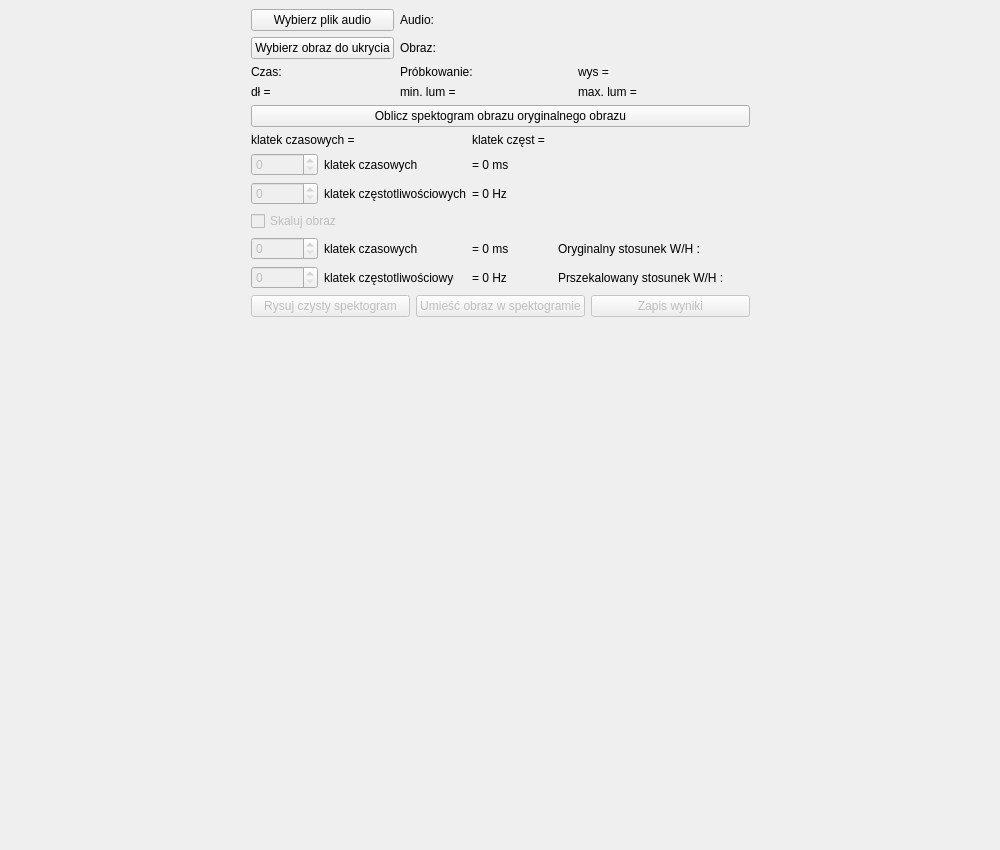
This is MainWindow.ui in Groundy/Studia_ProjektTO as Qt 5 draws it before an edit. The edited form follows.
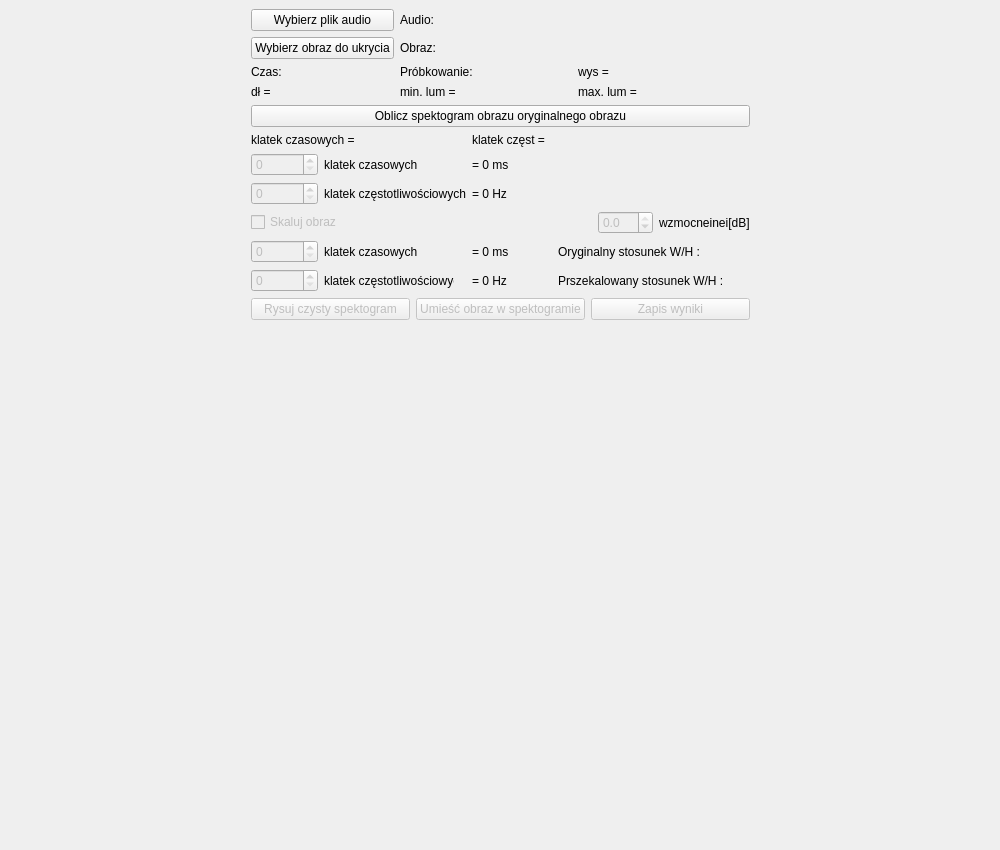
This is the edited form.

Commit message:
dodanie funkcji regulujacej poziom mocy nanoszonego obrazu
dodanie funkcji regulujacej poziom mocy nanoszonego obrazu

Patch:
```diff
--- a/MainWindow.ui
+++ b/MainWindow.ui
@@ -62,63 +62,6 @@
       </item>
       <item row="3" column="1">
        <layout class="QGridLayout" name="gridLayout_5">
-        <item row="7" column="3" colspan="3">
-         <widget class="QLabel" name="calculatedFreqToUse">
-          <property name="text">
-           <string>= 0 Hz</string>
-          </property>
-         </widget>
-        </item>
-        <item row="7" column="0">
-         <widget class="QSpinBox" name="imgDurationSpinBox_F">
-          <property name="enabled">
-           <bool>false</bool>
-          </property>
-          <property name="maximum">
-           <number>999999999</number>
-          </property>
-         </widget>
-        </item>
-        <item row="3" column="0">
-         <widget class="QSpinBox" name="startImgSpinBox_T">
-          <property name="enabled">
-           <bool>false</bool>
-          </property>
-          <property name="maximum">
-           <number>999999999</number>
-          </property>
-         </widget>
-        </item>
-        <item row="7" column="1" colspan="2">
-         <widget class="QLabel" name="constLabel2">
-          <property name="maximumSize">
-           <size>
-            <width>130</width>
-            <height>16777215</height>
-           </size>
-          </property>
-          <property name="text">
-           <string>klatek częstotliwościowych</string>
-          </property>
-         </widget>
-        </item>
-        <item row="4" column="0">
-         <widget class="QSpinBox" name="startImgSpinBox_F">
-          <property name="enabled">
-           <bool>false</bool>
-          </property>
-          <property name="maximum">
-           <number>999999999</number>
-          </property>
-         </widget>
-        </item>
-        <item row="6" column="3" colspan="3">
-         <widget class="QLabel" name="calculatedTimeToUse">
-          <property name="text">
-           <string>= 0 ms</string>
-          </property>
-         </widget>
-        </item>
         <item row="4" column="1" colspan="2">
          <widget class="QLabel" name="constLabel4">
           <property name="text">
@@ -126,8 +69,22 @@
           </property>
          </widget>
         </item>
-        <item row="6" column="0">
-         <widget class="QSpinBox" name="imgDurationSpinBox_T">
+        <item row="2" column="3" colspan="4">
+         <widget class="QLabel" name="totalFreqFramesLabel">
+          <property name="text">
+           <string>klatek częst = </string>
+          </property>
+         </widget>
+        </item>
+        <item row="4" column="3" colspan="4">
+         <widget class="QLabel" name="calculatedFreqToStart">
+          <property name="text">
+           <string>= 0 Hz</string>
+          </property>
+         </widget>
+        </item>
+        <item row="3" column="0">
+         <widget class="QSpinBox" name="startImgSpinBox_T">
           <property name="enabled">
            <bool>false</bool>
           </property>
@@ -143,40 +100,41 @@
           </property>
          </widget>
         </item>
-        <item row="6" column="1" colspan="2">
-         <widget class="QLabel" name="constLabel1">
-          <property name="maximumSize">
-           <size>
-            <width>130</width>
-            <height>16777215</height>
-           </size>
+        <item row="9" column="0">
+         <widget class="QSpinBox" name="imgDurationSpinBox_F">
+          <property name="enabled">
+           <bool>false</bool>
           </property>
+          <property name="maximum">
+           <number>999999999</number>
+          </property>
+         </widget>
+        </item>
+        <item row="2" column="0" colspan="3">
+         <widget class="QLabel" name="totalTimeFramesLabel">
           <property name="text">
-           <string>klatek czasowych</string>
+           <string>klatek czasowych = </string>
           </property>
          </widget>
         </item>
-        <item row="6" column="6">
+        <item row="8" column="3" colspan="3">
+         <widget class="QLabel" name="calculatedTimeToUse">
+          <property name="text">
+           <string>= 0 ms</string>
+          </property>
+         </widget>
+        </item>
+        <item row="8" column="6">
          <widget class="QLabel" name="WToHRatioLabel_org">
           <property name="text">
            <string>Oryginalny stosunek W/H : </string>
           </property>
          </widget>
         </item>
-        <item row="5" column="0" colspan="7">
-         <widget class="QCheckBox" name="scalingChekbox">
-          <property name="enabled">
-           <bool>false</bool>
-          </property>
+        <item row="9" column="6">
+         <widget class="QLabel" name="WToHRatioLabel_mod">
           <property name="text">
-           <string>Skaluj obraz</string>
-          </property>
-         </widget>
-        </item>
-        <item row="4" column="3" colspan="4">
-         <widget class="QLabel" name="calculatedFreqToStart">
-          <property name="text">
-           <string>= 0 Hz</string>
+           <string>Prszekalowany stosunek W/H :        </string>
           </property>
          </widget>
         </item>
@@ -194,21 +152,50 @@
           </property>
          </widget>
         </item>
-        <item row="2" column="0" colspan="3">
-         <widget class="QLabel" name="totalTimeFramesLabel">
+        <item row="9" column="3" colspan="3">
+         <widget class="QLabel" name="calculatedFreqToUse">
           <property name="text">
-           <string>klatek czasowych = </string>
+           <string>= 0 Hz</string>
           </property>
          </widget>
         </item>
-        <item row="2" column="3" colspan="4">
-         <widget class="QLabel" name="totalFreqFramesLabel">
+        <item row="8" column="1" colspan="2">
+         <widget class="QLabel" name="constLabel1">
+          <property name="maximumSize">
+           <size>
+            <width>130</width>
+            <height>16777215</height>
+           </size>
+          </property>
           <property name="text">
-           <string>klatek częst = </string>
+           <string>klatek czasowych</string>
           </property>
          </widget>
         </item>
-        <item row="8" column="0" colspan="7">
+        <item row="9" column="1" colspan="2">
+         <widget class="QLabel" name="constLabel2">
+          <property name="maximumSize">
+           <size>
+            <width>130</width>
+            <height>16777215</height>
+           </size>
+          </property>
+          <property name="text">
+           <string>klatek częstotliwościowych</string>
+          </property>
+         </widget>
+        </item>
+        <item row="4" column="0">
+         <widget class="QSpinBox" name="startImgSpinBox_F">
+          <property name="enabled">
+           <bool>false</bool>
+          </property>
+          <property name="maximum">
+           <number>999999999</number>
+          </property>
+         </widget>
+        </item>
+        <item row="10" column="0" colspan="7">
          <layout class="QHBoxLayout" name="horizontalLayout">
           <item>
            <widget class="QPushButton" name="resetSpectLabelButton">
@@ -242,13 +229,75 @@
           </item>
          </layout>
         </item>
-        <item row="7" column="6">
-         <widget class="QLabel" name="WToHRatioLabel_mod">
-          <property name="text">
-           <string>Prszekalowany stosunek W/H :        </string>
+        <item row="8" column="0">
+         <widget class="QSpinBox" name="imgDurationSpinBox_T">
+          <property name="enabled">
+           <bool>false</bool>
+          </property>
+          <property name="maximum">
+           <number>999999999</number>
           </property>
          </widget>
         </item>
+        <item row="5" column="0" rowspan="3" colspan="7">
+         <layout class="QHBoxLayout" name="horizontalLayout_2">
+          <item>
+           <widget class="QCheckBox" name="scalingChekbox">
+            <property name="enabled">
+             <bool>false</bool>
+            </property>
+            <property name="text">
+             <string>Skaluj obraz</string>
+            </property>
+           </widget>
+          </item>
+          <item>
+           <spacer name="horizontalSpacer_3">
+            <property name="orientation">
+             <enum>Qt::Horizontal</enum>
+            </property>
+            <property name="sizeHint" stdset="0">
+             <size>
+              <width>40</width>
+              <height>20</height>
+             </size>
+            </property>
+           </spacer>
+          </item>
+          <item>
+           <widget class="QDoubleSpinBox" name="amplifierSpinBox">
+            <property name="enabled">
+             <bool>false</bool>
+            </property>
+            <property name="minimumSize">
+             <size>
+              <width>55</width>
+              <height>0</height>
+             </size>
+            </property>
+            <property name="decimals">
+             <number>1</number>
+            </property>
+            <property name="minimum">
+             <double>-30.000000000000000</double>
+            </property>
+            <property name="maximum">
+             <double>0.000000000000000</double>
+            </property>
+            <property name="singleStep">
+             <double>0.100000000000000</double>
+            </property>
+           </widget>
+          </item>
+          <item>
+           <widget class="QLabel" name="constLabel5">
+            <property name="text">
+             <string>wzmocneinei[dB]</string>
+            </property>
+           </widget>
+          </item>
+         </layout>
+        </item>
        </layout>
       </item>
       <item row="1" column="0" rowspan="4">
```
Left out of the diff: 17 changed lines with no effect on the pictures. The commit also changes 1 other file.
